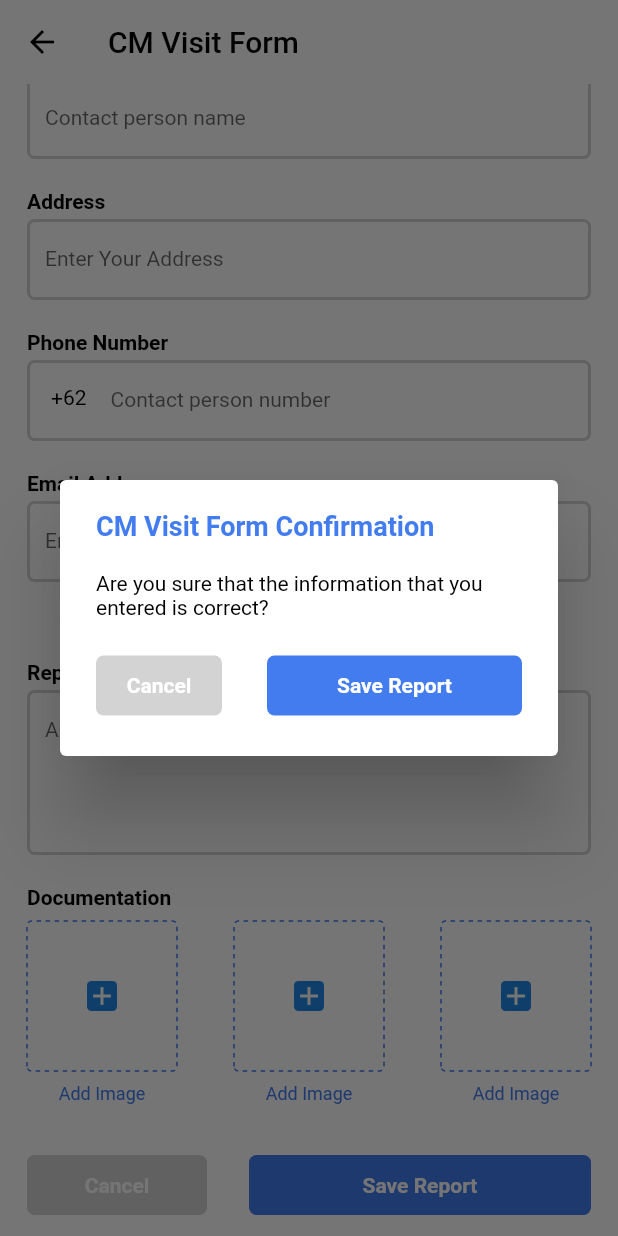
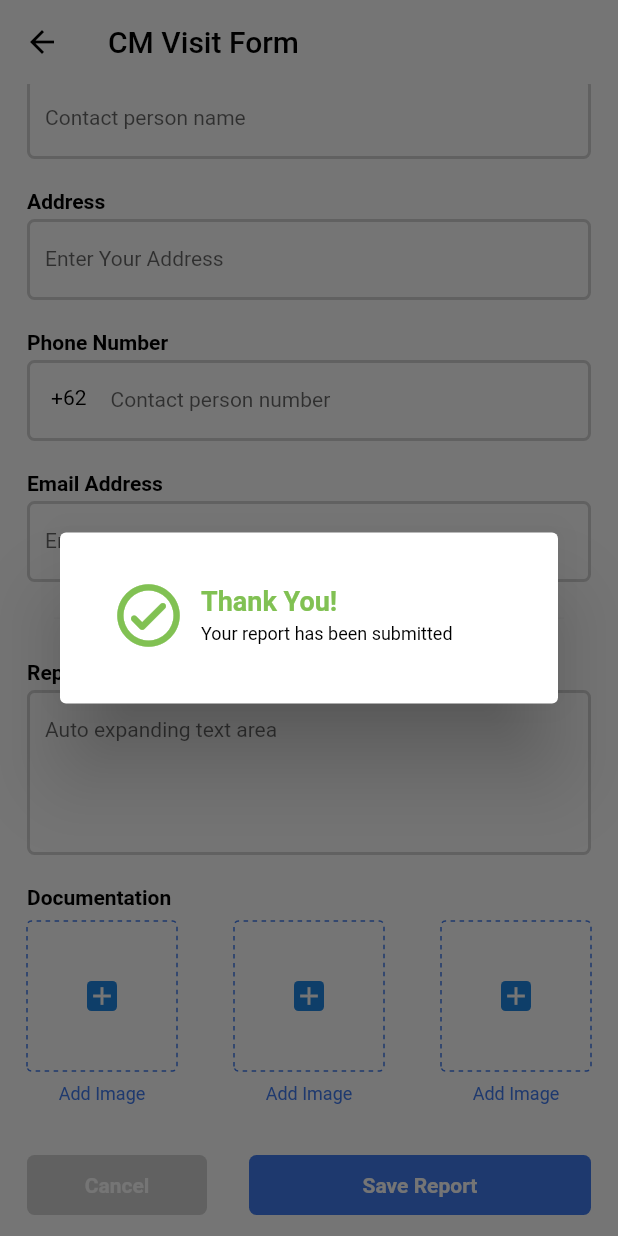
Before and after one commit to akito85/pgn-mobile, a Flutter app: the CMVisitForm screen opened directly, scrolled down 702 dp, after a tap on "Save Report", on a phone screen of 412 x 824 dp. Run offline on Flutter 3.47's test engine with Material 2 defaults, Android fonts, the phone set to English and light mode, and no system bars; our stand-ins replace carousel_pro, charts_flutter, date_format, device_info, dotted_decoration, expandable and 12 more; missing offline and left inert: custom_switch, dart:ffi, encrypt; accounts and stored records are empty.

Commit message:
added success dialog submit form

```diff
--- a/lib/screens/cm_visit/cm_visit_form.dart
+++ b/lib/screens/cm_visit/cm_visit_form.dart
@@ -515,7 +515,7 @@ class _CMVisitFormState extends State<CMVisitForm> {
                                     color: Colors.white,
                                     fontWeight: FontWeight.w600)),
                             onPressed: () {
-                              _showAlertDialog(context);
+                              _showDialogSuccessSubmit(context);
                             }),
                       ),
                     ],
@@ -670,3 +670,46 @@ void _showialogDeleteImage(BuildContext context) {
         );
       });
 }
+
+void _showDialogSuccessSubmit(BuildContext context) {
+  showDialog(
+      context: context,
+      builder: (BuildContext context) {
+        return AlertDialog(
+          content: Container(
+            width: MediaQuery.of(context).size.width,
+            height: 70.0,
+            child: Row(
+              crossAxisAlignment: CrossAxisAlignment.start,
+              children: <Widget>[
+                Container(
+                  width: 70.0,
+                  height: 70.0,
+                  child: Icon(Icons.check_circle_outline_rounded,
+                      color: Color(0xFF81C153), size: 50),
+                ),
+                Container(
+                  child: Column(
+                    mainAxisAlignment: MainAxisAlignment.center,
+                    crossAxisAlignment: CrossAxisAlignment.start,
+                    children: <Widget>[
+                      Text('Thank You!',
+                          style: TextStyle(
+                              color: Color(0xFF81C153),
+                              fontSize: 18,
+                              fontWeight: FontWeight.w600)),
+                      SizedBox(height: 4),
+                      Text('Your report has been submitted',
+                          style: TextStyle(
+                              color: Colors.black,
+                              fontSize: 12,
+                              fontWeight: FontWeight.normal)),
+                    ],
+                  ),
+                )
+              ],
+            ),
+          ),
+        );
+      });
+}
```
